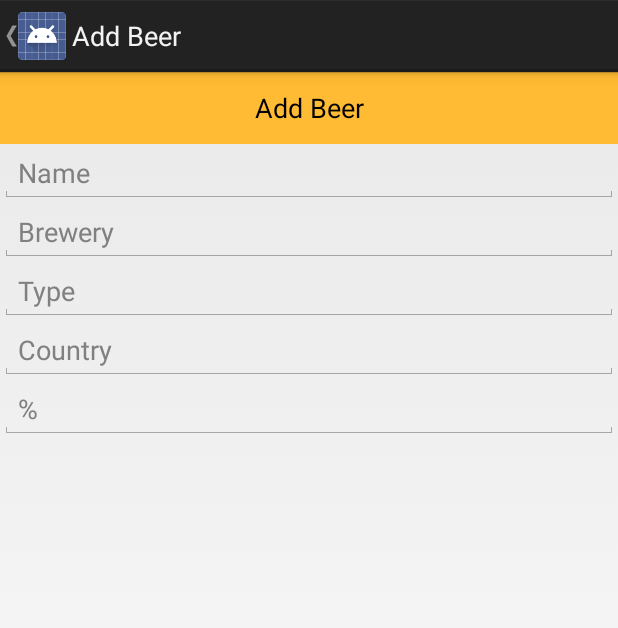
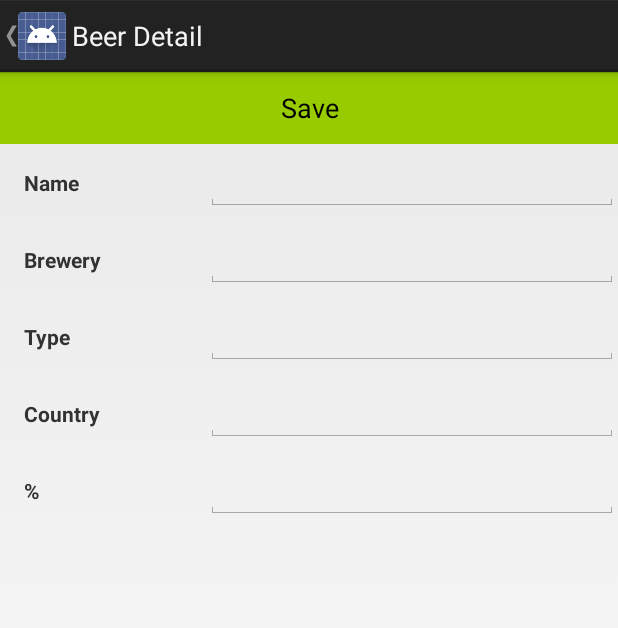
Before and after one commit to lollek/TDP025-TrippyBeerBook, an Android app: the screen it shows after launch (AddBeerActivity before the commit, BeerDetailActivity after it), after a tap on "Add Beer", on a phone screen of 412 x 824 dp. Shown: the top 628 px of the screen. Run offline under Robolectric (Android 15) with nearby library versions, the phone set to English and light mode, and no system bars; libraries missing offline, so code that uses them is left out: com.amazon.insights; 1 statement that could not run was skipped.

Commit message:
Changed Add screen to be the same as Edit screen

```diff
--- a/app/src/main/java/iix/se/trippybeerbook/AddBeerActivity.java
+++ /dev/null
@@ -1,67 +0,0 @@
-package iix.se.trippybeerbook;
-
-import android.app.Activity;
-import android.content.Intent;
-import android.os.Bundle;
-import android.support.v4.app.NavUtils;
-import android.view.MenuItem;
-import android.view.View;
-import android.widget.EditText;
-
-import iix.se.trippybeerbook.database.Beer;
-import iix.se.trippybeerbook.database.Database;
-
-public class AddBeerActivity extends Activity {
-
-    @Override
-    protected void onCreate(Bundle savedInstanceState) {
-        super.onCreate(savedInstanceState);
-        setContentView(R.layout.activity_beer_add);
-
-        // Show the Up button in the action bar.
-        if (getActionBar() != null) {
-            getActionBar().setDisplayHomeAsUpEnabled(true);
-        }
-
-        // Add fragment if we don't already have one
-        if (savedInstanceState == null) {
-            getFragmentManager()
-                    .beginTransaction()
-                    .add(R.id.beer_add_container, new AddBeerFragment())
-                    .commit();
-        }
-    }
-
-    @Override
-    public boolean onOptionsItemSelected(MenuItem item) {
-        switch (item.getItemId()) {
-
-            case android.R.id.home:
-                NavUtils.navigateUpTo(this,
-                        new Intent(this, BeerListActivity.class));
-                return true;
-
-            default: return super.onOptionsItemSelected(item);
-        }
-    }
-
-    public void addBeer(View view) {
-        final String beer = stringFromTextField(R.id.beerNameText);
-        final String brewery = stringFromTextField(R.id.breweryNameText);
-        final String type = stringFromTextField(R.id.beerTypeText);
-        final String country = stringFromTextField(R.id.countryNameText);
-        final String percentage = stringFromTextField(R.id.percentageText);
-
-        final Beer item = new Beer(beer, brewery, type, country, percentage);
-        new Database(getApplicationContext()).addBeer(item);
-        NavUtils.navigateUpTo(this, new Intent(this, BeerListActivity.class));
-    }
-
-    private String stringFromTextField(int id) {
-        try {
-            return ((EditText) findViewById(id)).getText().toString();
-        } catch (NullPointerException e) {
-            return "";
-        }
-    }
-}
--- a/app/src/main/java/iix/se/trippybeerbook/AddBeerFragment.java
+++ /dev/null
@@ -1,20 +0,0 @@
-package iix.se.trippybeerbook;
-
-import android.app.Fragment;
-
-/**
- * This class is just a placeholder, and will either be extended or removed in the future
- */
-public class AddBeerFragment extends Fragment {
-
-    // Mandatory empty constructor for screen orientation changes and stuff
-    public AddBeerFragment() {}
-
-    /*
-    @Override
-    public View onCreateView(LayoutInflater inflater, ViewGroup container, Bundle savedInstanceState) {
-        View view = super.onCreateView(inflater, container, savedInstanceState);
-        return view;
-    }
-    */
-}
--- a/app/src/main/java/iix/se/trippybeerbook/BeerDetailFragment.java
+++ b/app/src/main/java/iix/se/trippybeerbook/BeerDetailFragment.java
@@ -29,7 +29,9 @@ public class BeerDetailFragment extends Fragment {
 
         if (getArguments().containsKey(ARG_ITEM_ID)) {
             final long id = getArguments().getLong(ARG_ITEM_ID);
-            mItem = new Database(getActivity().getApplicationContext()).getBeerById(id);
+            if (id != -1) {
+                mItem = new Database(getActivity().getApplicationContext()).getBeerById(id);
+            }
         }
     }
 
@@ -39,13 +41,29 @@ public class BeerDetailFragment extends Fragment {
         View rootView = inflater.inflate(R.layout.fragment_beer_detail,
                 container, false);
 
-        // Show the dummy content as text in a TextView.
+        // Editing an existing item
         if (mItem != null) {
             ((TextView) rootView.findViewById(R.id.beer_name)).setText(mItem.mName);
             ((TextView) rootView.findViewById(R.id.brewery_name)).setText(mItem.mBrewery);
             ((TextView) rootView.findViewById(R.id.beer_type)).setText(mItem.mBeerType);
             ((TextView) rootView.findViewById(R.id.country)).setText(mItem.mCountry);
             ((TextView) rootView.findViewById(R.id.percentage)).setText(mItem.mPercentage);
+
+        // Creating a new item
+        } else {
+            rootView.findViewById(R.id.beer_name).setVisibility(View.GONE);
+            rootView.findViewById(R.id.brewery_name).setVisibility(View.GONE);
+            rootView.findViewById(R.id.beer_type).setVisibility(View.GONE);
+            rootView.findViewById(R.id.country).setVisibility(View.GONE);
+            rootView.findViewById(R.id.percentage).setVisibility(View.GONE);
+
+            rootView.findViewById(R.id.beer_name_edit).setVisibility(View.VISIBLE);
+            rootView.findViewById(R.id.brewery_name_edit).setVisibility(View.VISIBLE);
+            rootView.findViewById(R.id.beer_type_edit).setVisibility(View.VISIBLE);
+            rootView.findViewById(R.id.country_edit).setVisibility(View.VISIBLE);
+            rootView.findViewById(R.id.percentage_edit).setVisibility(View.VISIBLE);
+
+            rootView.findViewById(R.id.save_btn).setVisibility(View.VISIBLE);
         }
 
         return rootView;
--- a/app/src/main/java/iix/se/trippybeerbook/BeerListActivity.java
+++ b/app/src/main/java/iix/se/trippybeerbook/BeerListActivity.java
@@ -49,46 +49,42 @@ public class BeerListActivity extends Activity {
             InsightsCredentials credentials = AmazonInsights.newCredentials("PUBLIC", "PRIVATE");
             mAmazonInsights = AmazonInsights.newInstance(credentials, getApplicationContext());
         }
-        // TODO: If exposing deep links into your app, handle intents here.
     }
 
     public void onItemSelected(Beer id) {
         if (mTwoPane) {
+            changeFragmentForTwoPane(id.mID);
+        } else {
+            changeFragmentForSinglePane(id.mID);
+        }
+    }
+
+    public void addItem(View view) {
+        if (mTwoPane) {
+            changeFragmentForTwoPane(-1);
+        } else {
+            changeFragmentForSinglePane(-1);
+        }
+    }
+
+    void changeFragmentForTwoPane(long id) {
         // In two-pane mode, show the detail view in this activity by
         // adding or replacing the detail fragment using a
         // fragment transaction.
         Bundle arguments = new Bundle();
-            arguments.putLong(BeerDetailFragment.ARG_ITEM_ID, id.mID);
+        arguments.putLong(BeerDetailFragment.ARG_ITEM_ID, id);
         BeerDetailFragment fragment = new BeerDetailFragment();
         fragment.setArguments(arguments);
         getFragmentManager().beginTransaction()
                 .replace(R.id.beer_detail_container, fragment)
                 .commit();
+    }
 
-        } else {
+    void changeFragmentForSinglePane(long id) {
         // In single-pane mode, simply start the detail activity
         // for the selected item ID.
         Intent detailIntent = new Intent(this, BeerDetailActivity.class);
-            detailIntent.putExtra(BeerDetailFragment.ARG_ITEM_ID, id.mID);
+        detailIntent.putExtra(BeerDetailFragment.ARG_ITEM_ID, id);
         startActivity(detailIntent);
     }
 }
-
-    public void addItem(View view) {
-        if (mTwoPane) {
-            // In two-pane mode, show the detail view in this activity by
-            // adding or replacing the detail fragment using a
-            // fragment transaction.
-            AddBeerFragment fragment = new AddBeerFragment();
-            getFragmentManager()
-                    .beginTransaction()
-                    .replace(R.id.beer_detail_container, fragment)
-                    .commit();
-        } else {
-            // In single-pane mode, simply start the detail activity
-            // for the selected item ID.
-            Intent detailIntent = new Intent(this, AddBeerActivity.class);
-            startActivity(detailIntent);
-        }
-    }
-}
--- a/app/src/main/res/layout/activity_beer_add.xml
+++ /dev/null
@@ -1,55 +0,0 @@
-<LinearLayout xmlns:android="http://schemas.android.com/apk/res/android"
-    xmlns:tools="http://schemas.android.com/tools"
-    android:id="@+id/beer_add_container"
-    android:layout_width="match_parent"
-    android:layout_height="match_parent"
-    android:orientation="vertical"
-    tools:context=".AddBeerActivity"
-    tools:ignore="MergeRootFrame">
-
-    <Button
-        android:layout_width="fill_parent"
-        android:layout_height="wrap_content"
-        android:text="@string/text_add_new_beer"
-        android:id="@+id/addBeerButton"
-        android:layout_gravity="center_horizontal"
-        android:onClick="addBeer"
-        android:background="@android:color/holo_orange_light" />
-
-    <EditText
-        android:layout_width="match_parent"
-        android:layout_height="wrap_content"
-        android:id="@+id/beerNameText"
-        android:hint="@string/text_beer_name" />
-
-    <EditText
-        android:layout_width="match_parent"
-        android:layout_height="wrap_content"
-        android:id="@+id/breweryNameText"
-        android:layout_gravity="center_horizontal"
-        android:hint="@string/text_brewery" />
-
-    <EditText
-        android:layout_width="match_parent"
-        android:layout_height="wrap_content"
-        android:id="@+id/beerTypeText"
-        android:layout_gravity="center_horizontal"
-        android:hint="@string/text_beer_type" />
-
-    <EditText
-        android:layout_width="match_parent"
-        android:layout_height="wrap_content"
-        android:id="@+id/countryNameText"
-        android:layout_gravity="center_horizontal"
-        android:hint="@string/text_country_of_origin" />
-
-    <EditText
-        android:layout_width="match_parent"
-        android:layout_height="wrap_content"
-        android:inputType="numberDecimal"
-        android:ems="10"
-        android:id="@+id/percentageText"
-        android:layout_gravity="center_horizontal"
-        android:hint="@string/text_alcohol_percentage" />
-
-</LinearLayout>
```
Also changed, not shown: app/src/main/AndroidManifest.xml (+0 -8 lines), app/src/main/java/iix/se/trippybeerbook/BeerDetailActivity.java (+7 -2 lines). Lines whose indentation alone changed are shown as unchanged.
